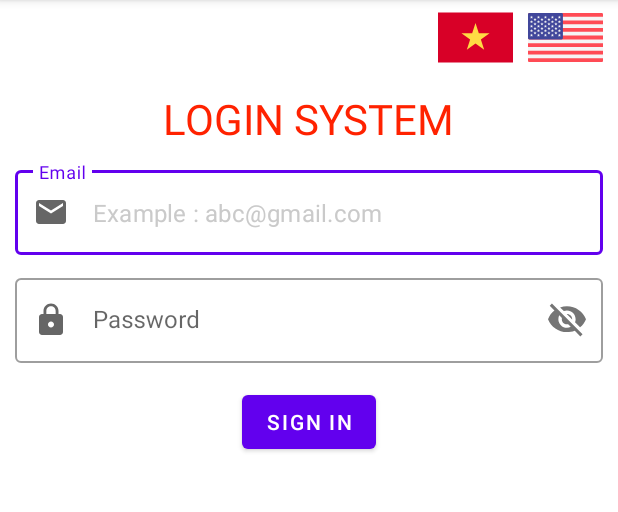
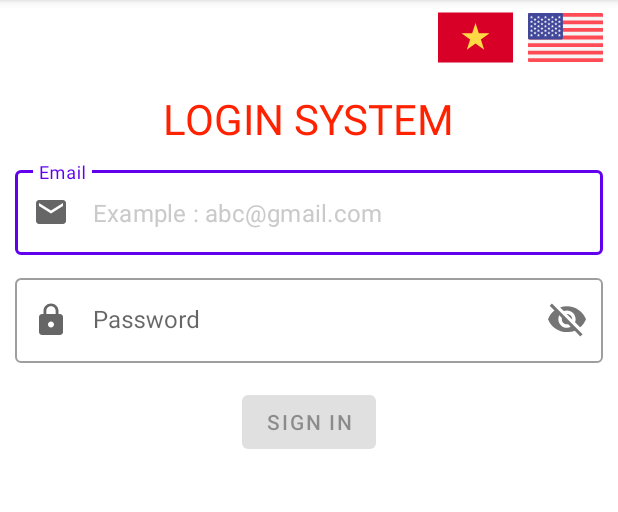
Before and after one commit to phamtanphat/StringResource28042021, an Android app: the screen it shows after launch (MainActivity), on a phone screen of 412 x 824 dp, the part 84-596 px from its top. Run offline under Robolectric (Android 15) with nearby library versions, the phone set to English and light mode, and no system bars; our stand-ins replace data binding.

```diff
--- a/app/build.gradle
+++ b/app/build.gradle
@@ -26,6 +26,10 @@ android {
         sourceCompatibility JavaVersion.VERSION_1_8
         targetCompatibility JavaVersion.VERSION_1_8
     }
+    buildFeatures {
+        viewBinding true
+        dataBinding true
+    }
 }
 
 dependencies {
--- /dev/null
+++ b/app/src/main/java/com/example/stringresource28042021/LoginForm.java
@@ -0,0 +1,14 @@
+package com.example.stringresource28042021;
+
+public class LoginForm {
+    public String email;
+    public String password;
+
+    public LoginForm(String email, String password) {
+        this.email = email;
+        this.password = password;
+    }
+
+    public LoginForm() {
+    }
+}
--- a/app/src/main/java/com/example/stringresource28042021/MainActivity.java
+++ b/app/src/main/java/com/example/stringresource28042021/MainActivity.java
@@ -1,24 +1,74 @@
 package com.example.stringresource28042021;
 
+import android.os.Bundle;
+import android.text.Editable;
+import android.text.TextWatcher;
+import android.view.View;
+import android.widget.Toast;
+
 import androidx.appcompat.app.AppCompatActivity;
+import androidx.databinding.DataBindingUtil;
+import androidx.lifecycle.MutableLiveData;
 
-import android.os.Bundle;
-import android.widget.Button;
-import android.widget.TextView;
-
-import com.google.android.material.textfield.TextInputEditText;
-import com.google.android.material.textfield.TextInputLayout;
+import com.example.stringresource28042021.databinding.ActivityMainBinding;
 
 public class MainActivity extends AppCompatActivity {
 
-    TextView mTvInfo;
-    TextInputEditText mInputEmail,mInputPassword;
-    Button mBtnLogin;
-
+    ActivityMainBinding mBinding;
+    MutableLiveData<LoginForm> mMutableLiveData;
+    LoginForm loginForm;
     @Override
     protected void onCreate(Bundle savedInstanceState) {
         super.onCreate(savedInstanceState);
-        setContentView(R.layout.activity_main);
+        mBinding = DataBindingUtil.setContentView(this,R.layout.activity_main);
+
+        loginForm = new LoginForm("","");
+        mMutableLiveData = new MutableLiveData<>();
+        mBinding.setMutable(mMutableLiveData);
+        mBinding.setLifecycleOwner(this);
+
+        mBinding.textInputEditTextMail.addTextChangedListener(new TextWatcher() {
+            @Override
+            public void beforeTextChanged(CharSequence charSequence, int i, int i1, int i2) {
+
+            }
+
+            @Override
+            public void onTextChanged(CharSequence charSequence, int i, int i1, int i2) {
+                loginForm.email = String.valueOf(charSequence);
+                mMutableLiveData.setValue(loginForm);
+            }
+
+            @Override
+            public void afterTextChanged(Editable editable) {
+
+            }
+        });
+
+        mBinding.textInputEditTextPassword.addTextChangedListener(new TextWatcher() {
+            @Override
+            public void beforeTextChanged(CharSequence charSequence, int i, int i1, int i2) {
+
+            }
+
+            @Override
+            public void onTextChanged(CharSequence charSequence, int i, int i1, int i2) {
+                loginForm.password = String.valueOf(charSequence);
+                mMutableLiveData.setValue(loginForm);
+            }
+
+            @Override
+            public void afterTextChanged(Editable editable) {
+
+            }
+        });
+
+        mBinding.buttonSignIn.setOnClickListener(new View.OnClickListener() {
+            @Override
+            public void onClick(View view) {
+                Toast.makeText(MainActivity.this, "Click", Toast.LENGTH_SHORT).show();
+            }
+        });
 
     }
 }
--- a/app/src/main/res/layout/activity_main.xml
+++ b/app/src/main/res/layout/activity_main.xml
@@ -1,125 +1,140 @@
 <?xml version="1.0" encoding="utf-8"?>
-<RelativeLayout
-    xmlns:android="http://schemas.android.com/apk/res/android"
+<layout xmlns:android="http://schemas.android.com/apk/res/android"
     xmlns:app="http://schemas.android.com/apk/res-auto"
     xmlns:tools="http://schemas.android.com/tools"
+    tools:context=".MainActivity">
+
+    <data>
+
+        <variable
+            name="mutable"
+            type="androidx.lifecycle.MutableLiveData&lt;com.example.stringresource28042021.LoginForm&gt;" />
+    </data>
+
+
+    <RelativeLayout
         android:layout_width="match_parent"
-    android:layout_height="match_parent"
-    tools:context=".MainActivity">
+        android:layout_height="match_parent">
 
         <LinearLayout
             android:id="@+id/linearContainerFlag"
-        android:layout_alignParentRight="true"
             android:layout_width="wrap_content"
-        android:layout_height="wrap_content">
+            android:layout_height="wrap_content"
+            android:layout_alignParentRight="true">
 
             <androidx.cardview.widget.CardView
+                android:layout_width="50dp"
+                android:layout_height="50dp"
                 android:clickable="true"
                 android:focusable="true"
+                android:foreground="?android:attr/selectableItemBackground"
+                app:cardBackgroundColor="#FFFFFF"
                 app:cardCornerRadius="4dp"
-            app:cardBackgroundColor="#FFFFFF"
-            android:foreground="?android:attr/selectableItemBackground"
-            android:layout_width="50dp"
-            app:cardElevation="0dp"
-            android:layout_height="50dp">
+                app:cardElevation="0dp">
 
                 <ImageView
                     android:id="@+id/imageLanguageVn"
+                    android:layout_width="match_parent"
+                    android:layout_height="match_parent"
                     android:scaleType="fitXY"
-                android:src="@drawable/ic_vietnam"
-                android:layout_width="match_parent"
-                android:layout_height="match_parent"/>
+                    android:src="@drawable/ic_vietnam" />
             </androidx.cardview.widget.CardView>
 
             <androidx.cardview.widget.CardView
+                android:layout_width="50dp"
+                android:layout_height="50dp"
+                android:layout_marginLeft="10dp"
                 android:layout_marginRight="10dp"
-            android:layout_marginLeft="10dp"
                 android:clickable="true"
                 android:focusable="true"
+                android:foreground="?android:attr/selectableItemBackground"
+                app:cardBackgroundColor="#FFFFFF"
                 app:cardCornerRadius="4dp"
-            app:cardElevation="0dp"
-            app:cardBackgroundColor="#FFFFFF"
-            android:foreground="?android:attr/selectableItemBackground"
-            android:layout_width="50dp"
-            android:layout_height="50dp">
+                app:cardElevation="0dp">
+
                 <ImageView
+                    android:id="@+id/imageLanguageEn"
+                    android:layout_width="match_parent"
+                    android:layout_height="match_parent"
                     android:scaleType="fitXY"
-                android:id="@+id/imageLanguageEn"
-                android:src="@drawable/ic_united_states"
-                android:layout_width="match_parent"
-                android:layout_height="match_parent"/>
+                    android:src="@drawable/ic_united_states" />
             </androidx.cardview.widget.CardView>
         </LinearLayout>
 
         <TextView
             android:id="@+id/textViewTitle"
+            android:layout_width="wrap_content"
+            android:layout_height="wrap_content"
             android:layout_below="@id/linearContainerFlag"
+            android:layout_centerHorizontal="true"
             android:layout_marginTop="10dp"
-        android:layout_centerHorizontal="true"
+            android:text="@string/text_title_login"
             android:textAllCaps="true"
             android:textColor="#f20"
-        android:textSize="28sp"
-        android:layout_width="wrap_content"
-        android:layout_height="wrap_content"
-        android:text="@string/text_title_login"/>
+            android:textSize="28sp" />
 
         <com.google.android.material.textfield.TextInputLayout
+            android:id="@+id/textInputLayoutEmail"
+            style="@style/Widget.MaterialComponents.TextInputLayout.OutlinedBox"
+            android:layout_width="match_parent"
+            android:layout_height="wrap_content"
+            android:layout_below="@id/textViewTitle"
             android:layout_marginHorizontal="10dp"
             android:layout_marginTop="10dp"
-        android:layout_below="@id/textViewTitle"
-        android:id="@+id/textInputLayoutEmail"
-        app:startIconDrawable="@drawable/ic_email"
             app:placeholderText="@string/placeholder_email"
             app:placeholderTextColor="#CACACA"
-        style="@style/Widget.MaterialComponents.TextInputLayout.OutlinedBox"
-        android:layout_width="match_parent"
-        android:layout_height="wrap_content">
+            app:startIconDrawable="@drawable/ic_email">
+
             <com.google.android.material.textfield.TextInputEditText
                 android:id="@+id/textInputEditTextMail"
-            android:hint="@string/hint_email"
                 android:layout_width="match_parent"
-            android:layout_height="wrap_content"/>
+                android:layout_height="wrap_content"
+                android:hint="@string/hint_email" />
 
         </com.google.android.material.textfield.TextInputLayout>
 
         <com.google.android.material.textfield.TextInputLayout
 
-        app:startIconDrawable="@drawable/ic_lock"
+            android:id="@+id/textInputLayoutPassword"
+            style="@style/Widget.MaterialComponents.TextInputLayout.OutlinedBox"
+            android:layout_width="match_parent"
+            android:layout_height="wrap_content"
+            android:layout_below="@id/textInputLayoutEmail"
             android:layout_marginHorizontal="10dp"
             android:layout_marginTop="10dp"
-        android:layout_below="@id/textInputLayoutEmail"
-        android:id="@+id/textInputLayoutPassword"
+            app:passwordToggleDrawable="@drawable/bg_visible_password"
+            app:passwordToggleEnabled="true"
             app:placeholderText="@string/placeholder_password"
             app:placeholderTextColor="#CACACA"
-        app:passwordToggleEnabled="true"
-        app:passwordToggleDrawable="@drawable/bg_visible_password"
-        style="@style/Widget.MaterialComponents.TextInputLayout.OutlinedBox"
+            app:startIconDrawable="@drawable/ic_lock">
+
+            <com.google.android.material.textfield.TextInputEditText
+                android:id="@+id/textInputEditTextPassword"
                 android:layout_width="match_parent"
-        android:layout_height="wrap_content">
-        <com.google.android.material.textfield.TextInputEditText
-            android:inputType="textPassword"
-            android:id="@+id/textInputEditTextPassword"
+                android:layout_height="wrap_content"
                 android:hint="@string/hint_password"
-            android:layout_width="match_parent"
-            android:layout_height="wrap_content"/>
+                android:inputType="textPassword" />
 
         </com.google.android.material.textfield.TextInputLayout>
 
         <Button
             android:id="@+id/buttonSignIn"
+            android:layout_width="wrap_content"
+            android:layout_height="wrap_content"
+            android:layout_below="@id/textInputLayoutPassword"
+            android:layout_centerHorizontal="true"
             android:layout_marginTop="15dp"
-        android:layout_centerHorizontal="true"
-        android:layout_below="@id/textInputLayoutPassword"
-        android:text="@string/text_sign_in"
+            android:enabled="@{(mutable.email.length() > 6 &amp;&amp; mutable.password.length() > 6 ) ? true : false}"
+            android:text="@string/text_sign_in" />
+
+        <TextView
+            android:id="@+id/textViewInfo"
             android:layout_width="wrap_content"
-        android:layout_height="wrap_content"/>
-    <TextView
+            android:layout_height="wrap_content"
+            android:layout_below="@id/buttonSignIn"
+            android:layout_marginStart="10dp"
             android:layout_marginTop="10dp"
             android:textSize="15sp"
-        android:layout_marginStart="10dp"
-        android:id="@+id/textViewInfo"
-        android:layout_below="@id/buttonSignIn"
-        tools:text="Email : \nPassword"
-        android:layout_width="wrap_content"
-        android:layout_height="wrap_content"/>
+            android:text="@{mutable.email}" />
     </RelativeLayout>
+</layout>
```
Lines whose indentation alone changed are shown as unchanged.
